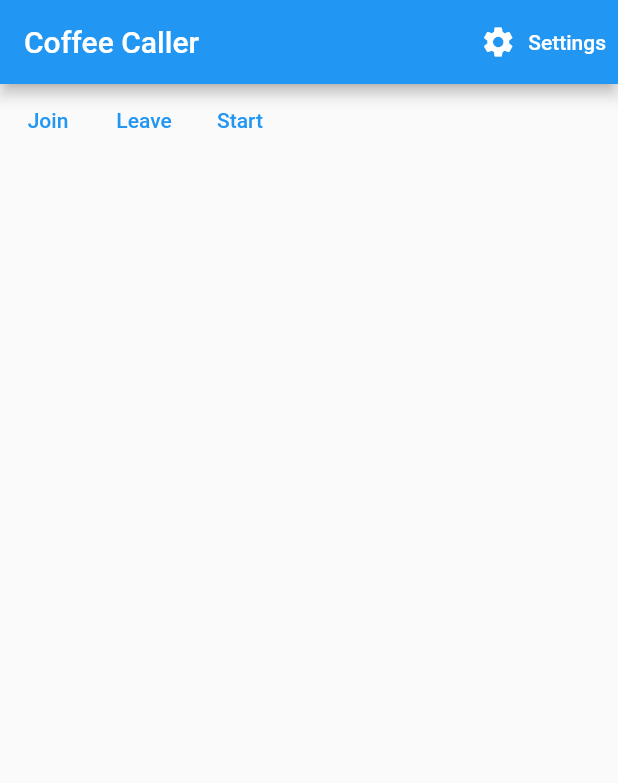
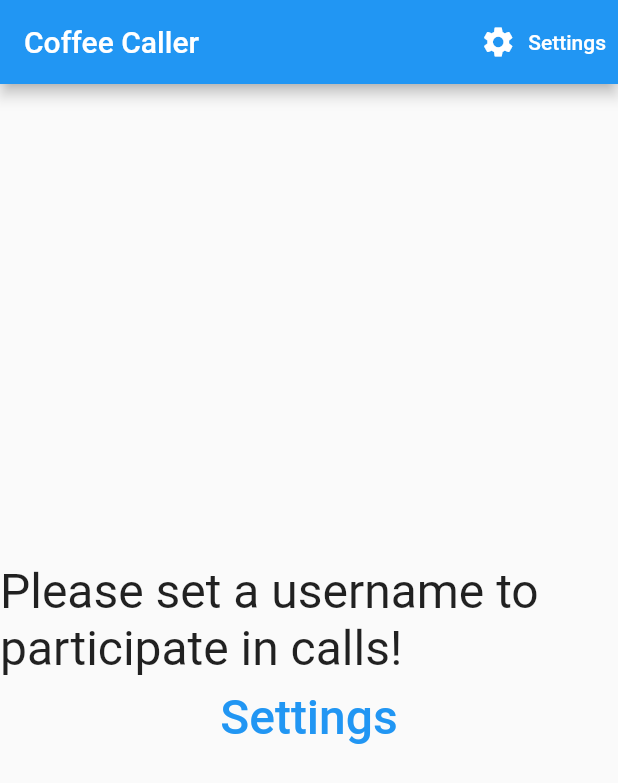
Before and after one commit to erlangen-dev/coffee-caller, a Flutter app: the screen it shows after launch, on a phone screen of 412 x 824 dp. Shown: the top 783 px of the screen. Run offline on Flutter 3.47's test engine with Material 2 defaults, Android fonts, the phone set to English and light mode, and no system bars; our stand-ins replace bloc, flutter_bloc, freezed_annotation, shared_preferences, socket_io_client; network calls fail.

Commit message:
Display hint if no username is set. Introduce own screens folder

```diff
--- a/frontend-mobile/lib/main.dart
+++ b/frontend-mobile/lib/main.dart
@@ -1,6 +1,6 @@
 import 'package:coffee_caller/environment.dart';
 import 'package:coffee_caller/communication/socket_client.dart';
-import 'package:coffee_caller/view/coffee_call_screen.dart';
+import 'package:coffee_caller/screens/home_screen.dart';
 import 'package:flutter/material.dart';
 import 'package:provider/provider.dart';
 
@@ -23,7 +23,7 @@ class App extends StatelessWidget {
       ),
       home: Provider.value(
         value: socketClient,
-        child: const CoffeeCallScreen(),
+        child: const HomeScreen(),
       ),
     );
   }
--- /dev/null
+++ b/frontend-mobile/lib/screens/home_screen.dart
@@ -0,0 +1,26 @@
+import 'package:coffee_caller/screens/settings_screen.dart';
+import 'package:coffee_caller/widgets/coffee_call.dart';
+import 'package:flutter/material.dart';
+
+class HomeScreen extends StatelessWidget {
+  const HomeScreen({
+    super.key,
+  });
+
+  @override
+  Widget build(BuildContext context) {
+    return Scaffold(
+        appBar: AppBar(
+          title: const Text('Coffee Caller'),
+          actions: [
+            TextButton.icon(
+              style: TextButton.styleFrom(foregroundColor: Colors.white),
+              onPressed: () => navigateToSettings(context),
+              icon: const Icon(Icons.settings),
+              label: const Text('Settings'),
+            ),
+          ],
+        ),
+        body: const CoffeeCall());
+  }
+}
--- a/frontend-mobile/lib/view/settings_screen.dart
+++ b/frontend-mobile/lib/screens/settings_screen.dart
@@ -1,5 +1,10 @@
 import 'package:coffee_caller/storage/settings_storage.dart';
 import 'package:flutter/material.dart';
+
+Future<void> navigateToSettings(BuildContext context) => Navigator.push(
+      context,
+      MaterialPageRoute(builder: (context) => const SettingsScreen()),
+    );
 
 class SettingsScreen extends StatefulWidget {
   const SettingsScreen({super.key});
--- a/frontend-mobile/lib/view/coffee_call_screen.dart
+++ b/frontend-mobile/lib/widgets/coffee_call.dart
@@ -1,36 +1,20 @@
 import 'package:coffee_caller/communication/coffee_caller_protocol.dart';
 import 'package:coffee_caller/communication/socket_client.dart';
-import 'package:coffee_caller/view/cubit/coffee_call_cubit.dart';
-import 'package:coffee_caller/view/cubit/coffee_call_state.dart';
-import 'package:coffee_caller/view/settings_screen.dart';
+import 'package:coffee_caller/storage/settings_storage.dart';
+import 'package:coffee_caller/widgets/no_username.dart';
+import 'package:coffee_caller/widgets/cubit/coffee_call_cubit.dart';
+import 'package:coffee_caller/widgets/cubit/coffee_call_state.dart';
 import 'package:flutter/material.dart';
 import 'package:flutter_bloc/flutter_bloc.dart';
 
-class CoffeeCallScreen extends StatelessWidget {
-  const CoffeeCallScreen({
+class CoffeeCall extends StatelessWidget {
+  const CoffeeCall({
     super.key,
   });
 
   @override
   Widget build(BuildContext context) {
-    return Scaffold(
-      appBar: AppBar(
-        title: const Text('Coffee Caller'),
-        actions: [
-          TextButton.icon(
-            style: TextButton.styleFrom(foregroundColor: Colors.white),
-            onPressed: () {
-              Navigator.push(
-                context,
-                MaterialPageRoute(builder: (context) => const SettingsScreen()),
-              );
-            },
-            icon: const Icon(Icons.settings),
-            label: const Text('Settings'),
-          ),
-        ],
-      ),
-      body: BlocProvider(
+    return BlocProvider(
       create: (_) => CoffeeCallCubit(
         socket: context.read<SocketClient>(),
         protocol: CoffeeCallerProtocol(
@@ -40,16 +24,39 @@ class CoffeeCallScreen extends StatelessWidget {
         ..init()
         ..connect(),
       child: const CoffeeCallBody(),
-      ),
     );
   }
 }
 
-class CoffeeCallBody extends StatelessWidget {
+class CoffeeCallBody extends StatefulWidget {
   const CoffeeCallBody({super.key});
 
   @override
+  State<StatefulWidget> createState() => _CoffeeCallBodyState();
+}
+
+class _CoffeeCallBodyState extends State<CoffeeCallBody> {
+  late String userName = '';
+
+  @override
+  void initState() {
+    super.initState();
+    _setUsername();
+  }
+
+  void _setUsername() {
+    getUsername().then((value) {
+      setState(() {
+        userName = value;
+      });
+    });
+  }
+
+  @override
   Widget build(BuildContext context) {
+    if (userName == '') {
+      return NoUsername(onUsernameSet: _setUsername);
+    }
     return Column(
       children: [
         Row(
--- a/frontend-mobile/lib/view/cubit/coffee_call_cubit.dart
+++ b/frontend-mobile/lib/widgets/cubit/coffee_call_cubit.dart
@@ -2,7 +2,8 @@ import 'dart:async';
 
 import 'package:bloc/bloc.dart';
 import 'package:coffee_caller/communication/coffee_caller_protocol.dart';
-import 'package:coffee_caller/view/cubit/coffee_call_state.dart';
+import 'package:coffee_caller/storage/settings_storage.dart';
+import 'package:coffee_caller/widgets/cubit/coffee_call_state.dart';
 import 'package:coffee_caller/communication/socket_client.dart';
 
 class CoffeeCallCubit extends Cubit<CoffeeCallState> {
@@ -53,15 +54,15 @@ class CoffeeCallCubit extends Cubit<CoffeeCallState> {
     socket.init();
   }
 
-  void join() {
-    protocol.join('Zaphod Beeblebrox');
+  void join() async {
+    protocol.join(await getUsername());
   }
 
-  void start() {
-    protocol.start('Zaphod Beeblebrox');
+  void start() async {
+    protocol.start(await getUsername());
   }
 
-  void leave() {
-    protocol.leave('Zaphod Beeblebrox');
+  void leave() async {
+    protocol.leave(await getUsername());
   }
 }
--- /dev/null
+++ b/frontend-mobile/lib/widgets/no_username.dart
@@ -0,0 +1,32 @@
+import 'package:flutter/material.dart';
+
+import '../screens/settings_screen.dart';
+
+class NoUsername extends StatelessWidget {
+  final VoidCallback onUsernameSet;
+
+  const NoUsername({super.key, required this.onUsernameSet});
+
+  @override
+  Widget build(BuildContext context) {
+    return Center(
+      child: Column(
+        mainAxisAlignment: MainAxisAlignment.center,
+        children: [
+          const Text('Please set a username to participate in calls!',
+              style: TextStyle(fontSize: 32)),
+          TextButton(
+            onPressed: () async {
+              await navigateToSettings(context);
+              onUsernameSet();
+            },
+            child: const Text(
+              'Settings',
+              style: TextStyle(fontSize: 32),
+            ),
+          )
+        ],
+      ),
+    );
+  }
+}
```
Also changed, not shown: frontend-mobile/lib/widgets/cubit/coffee_call_state.dart (renamed from frontend-mobile/lib/view/cubit/coffee_call_state.dart), frontend-mobile/lib/widgets/cubit/coffee_call_state.freezed.dart (renamed from frontend-mobile/lib/view/cubit/coffee_call_state.freezed.dart). Lines whose indentation alone changed are shown as unchanged.
